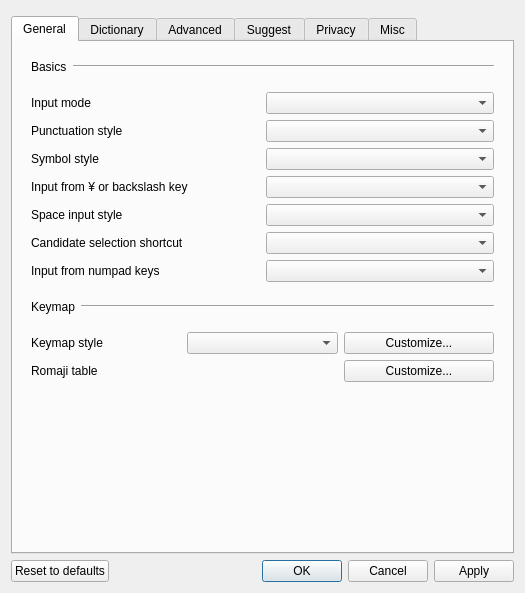
This is src/gui/config_dialog/config_dialog.ui in hglasswater-boop/mozc-date as Qt 5 draws it before an edit. The edited form follows.
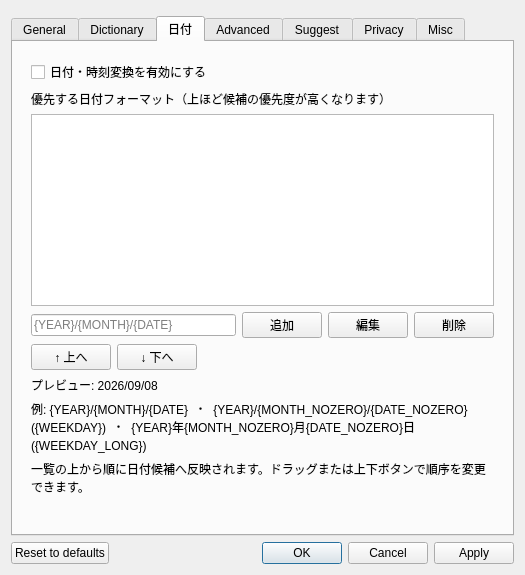
This is the edited form. The open tabs and pages were chosen to show the change. Custom widgets are drawn as their Qt base class.

Commit message: Restore Mozkey date format settings and tokens

The edit to the form file:
```diff
--- a/src/gui/config_dialog/config_dialog.ui
+++ b/src/gui/config_dialog/config_dialog.ui
@@ -586,16 +586,6 @@
               </property>
              </widget>
             </item>
-            <item row="6" column="0" colspan="2">
-             <widget class="QLabel" name="dateFormatsLabel">
-              <property name="text">
-               <string>Additional date formats (separate with ;). Use {YEAR}, {MONTH}, {DATE}.</string>
-              </property>
-             </widget>
-            </item>
-            <item row="7" column="0" colspan="2">
-             <widget class="QLineEdit" name="dateFormatsLineEdit"/>
-            </item>
             <item row="0" column="0">
              <widget class="QCheckBox" name="singleKanjiConversionCheckBox">
               <property name="text">
@@ -652,13 +642,6 @@
               </property>
              </widget>
             </item>
-            <item row="1" column="1">
-             <widget class="QCheckBox" name="dateConversionCheckBox">
-              <property name="text">
-               <string>Date/time conversion</string>
-              </property>
-             </widget>
-            </item>
             <item row="0" column="1">
              <widget class="QCheckBox" name="emojiConversionCheckBox">
               <property name="text">
@@ -684,6 +667,176 @@
          </item>
         </layout>
        </widget>
+       <widget class="QWidget" name="dateTab">
+        <attribute name="title">
+         <string>日付</string>
+        </attribute>
+        <layout class="QVBoxLayout" name="dateTabLayout">
+         <property name="leftMargin">
+          <number>18</number>
+         </property>
+         <property name="topMargin">
+          <number>18</number>
+         </property>
+         <property name="rightMargin">
+          <number>18</number>
+         </property>
+         <property name="bottomMargin">
+          <number>18</number>
+         </property>
+         <item>
+          <widget class="QCheckBox" name="dateConversionCheckBox">
+           <property name="text">
+            <string>日付・時刻変換を有効にする</string>
+           </property>
+          </widget>
+         </item>
+         <item>
+          <widget class="QLabel" name="dateConversionFormatLabel">
+           <property name="text">
+            <string>優先する日付フォーマット（上ほど候補の優先度が高くなります）</string>
+           </property>
+          </widget>
+         </item>
+         <item>
+          <widget class="QWidget" name="dateConversionFormatEditorWidget">
+           <layout class="QVBoxLayout" name="dateConversionFormatEditorLayout">
+            <property name="leftMargin">
+             <number>0</number>
+            </property>
+            <property name="topMargin">
+             <number>0</number>
+            </property>
+            <property name="rightMargin">
+             <number>0</number>
+            </property>
+            <property name="bottomMargin">
+             <number>0</number>
+            </property>
+            <item>
+             <widget class="QListWidget" name="dateConversionFormatListWidget">
+              <property name="minimumSize">
+               <size>
+                <width>0</width>
+                <height>110</height>
+               </size>
+              </property>
+              <property name="toolTip">
+               <string>ドラッグして並べ替えできます。上の形式ほど変換候補で優先されます。</string>
+              </property>
+             </widget>
+            </item>
+            <item>
+             <layout class="QHBoxLayout" name="dateConversionFormatInputLayout">
+              <item>
+               <widget class="QLineEdit" name="dateConversionFormatLineEdit">
+                <property name="toolTip">
+                   <string>トークン: {YEAR}/{MONTH}/{DATE} はゼロ埋め、{YEAR_NOZERO}/{MONTH_NOZERO}/{DATE_NOZERO} はゼロ埋めなし、{WEEKDAY}/{WEEKDAY_LONG} は曜日、{HOUR}/{MINUTE} は時刻です。</string>
+                </property>
+                <property name="placeholderText">
+                 <string>{YEAR}/{MONTH}/{DATE}</string>
+                </property>
+               </widget>
+              </item>
+              <item>
+               <widget class="QPushButton" name="dateConversionFormatAddButton">
+                <property name="text">
+                 <string>追加</string>
+                </property>
+               </widget>
+              </item>
+              <item>
+               <widget class="QPushButton" name="dateConversionFormatEditButton">
+                <property name="text">
+                 <string>編集</string>
+                </property>
+               </widget>
+              </item>
+              <item>
+               <widget class="QPushButton" name="dateConversionFormatDeleteButton">
+                <property name="text">
+                 <string>削除</string>
+                </property>
+               </widget>
+              </item>
+             </layout>
+            </item>
+            <item>
+             <layout class="QHBoxLayout" name="dateConversionFormatOrderLayout">
+              <item>
+               <widget class="QPushButton" name="dateConversionFormatUpButton">
+                <property name="text">
+                 <string>↑ 上へ</string>
+                </property>
+               </widget>
+              </item>
+              <item>
+               <widget class="QPushButton" name="dateConversionFormatDownButton">
+                <property name="text">
+                 <string>↓ 下へ</string>
+                </property>
+               </widget>
+              </item>
+              <item>
+               <spacer name="dateConversionFormatOrderSpacer">
+                <property name="orientation">
+                 <enum>Qt::Orientation::Horizontal</enum>
+                </property>
+                <property name="sizeHint" stdset="0">
+                 <size>
+                  <width>40</width>
+                  <height>20</height>
+                 </size>
+                </property>
+               </spacer>
+              </item>
+             </layout>
+            </item>
+            <item>
+             <widget class="QLabel" name="dateConversionFormatPreviewLabel">
+              <property name="text">
+               <string>プレビュー: 2026/09/08</string>
+              </property>
+             </widget>
+            </item>
+            <item>
+             <widget class="QLabel" name="dateConversionFormatExamplesLabel">
+              <property name="text">
+                 <string>例: {YEAR}/{MONTH}/{DATE}  ・  {YEAR}/{MONTH_NOZERO}/{DATE_NOZERO}({WEEKDAY})  ・  {YEAR}年{MONTH_NOZERO}月{DATE_NOZERO}日({WEEKDAY_LONG})</string>
+              </property>
+              <property name="wordWrap">
+               <bool>true</bool>
+              </property>
+             </widget>
+            </item>
+            <item>
+            <widget class="QLabel" name="dateConversionFormatNoteLabel">
+              <property name="text">
+                 <string>一覧の上から順に日付候補へ反映されます。ドラッグまたは上下ボタンで順序を変更できます。</string>
+              </property>
+              <property name="wordWrap">
+               <bool>true</bool>
+              </property>
+             </widget>
+            </item>
+           </layout>
+          </widget>
+         </item>
+         <item>
+          <spacer name="dateTabBottomSpacer">
+           <property name="orientation">
+            <enum>Qt::Orientation::Vertical</enum>
+           </property>
+           <property name="sizeHint" stdset="0">
+            <size>
+             <width>20</width>
+             <height>40</height>
+            </size>
+           </property>
+          </spacer>
+         </item>
+        </layout>
+       </widget>
        <widget class="QWidget" name="inputSupportTab">
         <attribute name="title">
          <string>Advanced</string>
```
Left out of the diff: 9 changed lines with no effect on the pictures. The commit also changes 10 other files.
